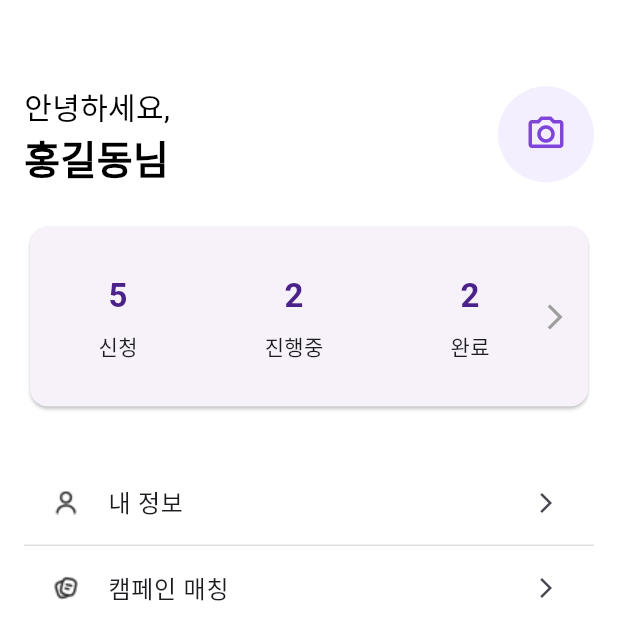
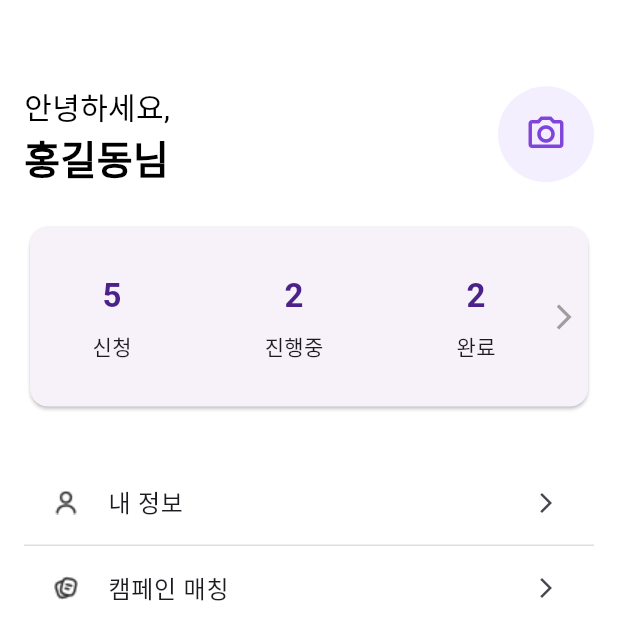
Before and after one commit to t146150/FlutterAssignment, a Flutter app: the screen it shows after launch, on a phone screen of 412 x 824 dp, the top half of it. Run offline on Flutter 3.47's test engine with Material 3 defaults, Android fonts, the phone set to English and light mode, and no system bars; our stand-ins replace get, permission_handler.

Commit message:
feat: implement assignment requirements, UI, permissions, and README

```diff
--- a/lib/views/dashboard_screen.dart
+++ b/lib/views/dashboard_screen.dart
@@ -75,7 +75,7 @@ class _DashboardScreenState extends State<DashboardScreen> {
                 elevation: 1,
                 shape: RoundedRectangleBorder(borderRadius: BorderRadius.circular(12)),
                 child: Padding(
-                  padding: const EdgeInsets.symmetric(vertical: 16, horizontal: 12),
+                  padding: const EdgeInsets.symmetric(vertical: 16, horizontal: 6),
                   child: Row(
                     children: [
                       Expanded(
```
Also changed, not shown: 1 other file.
